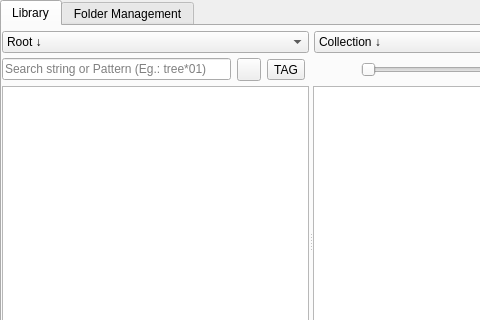
Before: the Qt Designer form python2.7libs/oli/galleryUi.ui in oleite/oli, drawn with Qt 5; both pictures show x 0 to 480 and y 0 to 320 of the 622 by 402 pixel window.
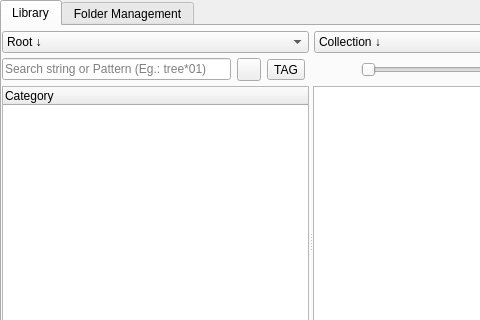
After: the same form once the commit is applied.

```diff
--- a/python2.7libs/oli/galleryUi.ui
+++ b/python2.7libs/oli/galleryUi.ui
@@ -240,15 +240,15 @@
           <enum>Qt::Horizontal</enum>
          </property>
          <widget class="QTreeWidget" name="treeNav">
-          <property name="headerHidden">
+          <property name="animated">
            <bool>true</bool>
           </property>
-          <attribute name="headerVisible">
-           <bool>false</bool>
+          <attribute name="headerDefaultSectionSize">
+           <number>20</number>
           </attribute>
           <column>
            <property name="text">
-            <string>category</string>
+            <string>Category</string>
            </property>
           </column>
          </widget>
```
